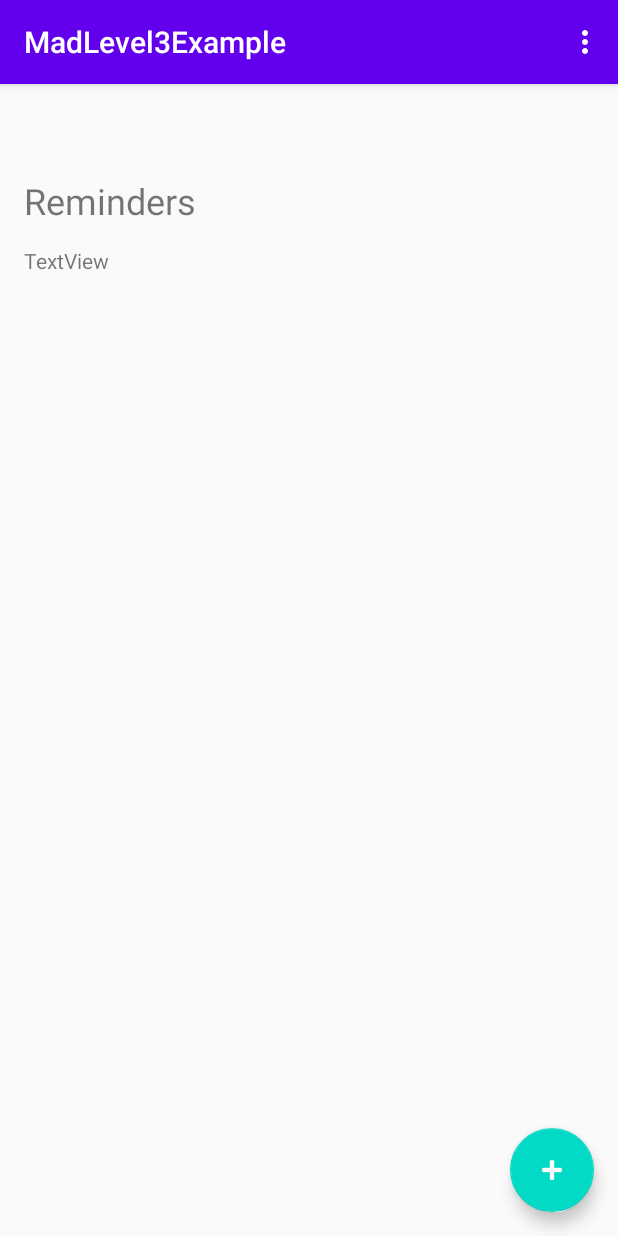
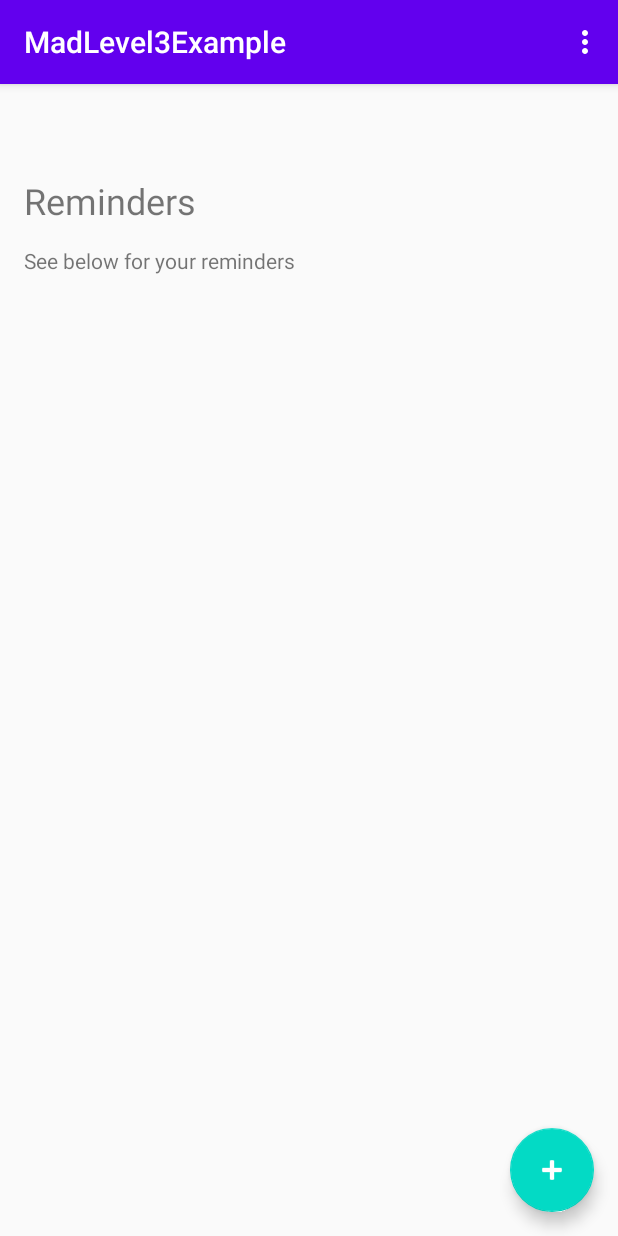
Before and after one commit to AntonKritikos/MadLevel5Example, an Android app: the screen it shows after launch (MainActivity), on a phone screen of 412 x 824 dp. Run offline under Robolectric (Android 15) with nearby library versions, the phone set to English and light mode, and no system bars.

```diff
--- a/app/src/main/res/layout/activity_main.xml
+++ b/app/src/main/res/layout/activity_main.xml
@@ -4,7 +4,7 @@
     xmlns:tools="http://schemas.android.com/tools"
     android:layout_width="match_parent"
     android:layout_height="match_parent"
-    tools:context=".MainActivity">
+    tools:context="com.example.madlevel4example.MainActivity">
 
     <com.google.android.material.appbar.AppBarLayout
         android:layout_width="match_parent"
--- a/app/src/main/res/layout/fragment_add_reminder.xml
+++ b/app/src/main/res/layout/fragment_add_reminder.xml
@@ -4,7 +4,7 @@
     xmlns:tools="http://schemas.android.com/tools"
     android:layout_width="match_parent"
     android:layout_height="match_parent"
-    tools:context=".AddReminderFragment">
+    tools:context="com.example.madlevel4example.AddReminderFragment">
 
     <TextView
         android:id="@+id/textView"
--- a/app/src/main/res/layout/fragment_reminders.xml
+++ b/app/src/main/res/layout/fragment_reminders.xml
@@ -4,7 +4,7 @@
     xmlns:tools="http://schemas.android.com/tools"
     android:layout_width="match_parent"
     android:layout_height="match_parent"
-    tools:context=".RemindersFragment">
+    tools:context="com.example.madlevel4example.RemindersFragment">
 
     <TextView
         android:id="@+id/textView2"
@@ -27,7 +27,7 @@
         android:layout_marginTop="38dp"
         android:layout_marginEnd="16dp"
         android:layout_marginBottom="19dp"
-        android:text="TextView"
+        android:text="@string/subtitle"
         app:layout_constraintBottom_toTopOf="@+id/rvReminders"
         app:layout_constraintEnd_toEndOf="parent"
         app:layout_constraintStart_toStartOf="parent"
```
